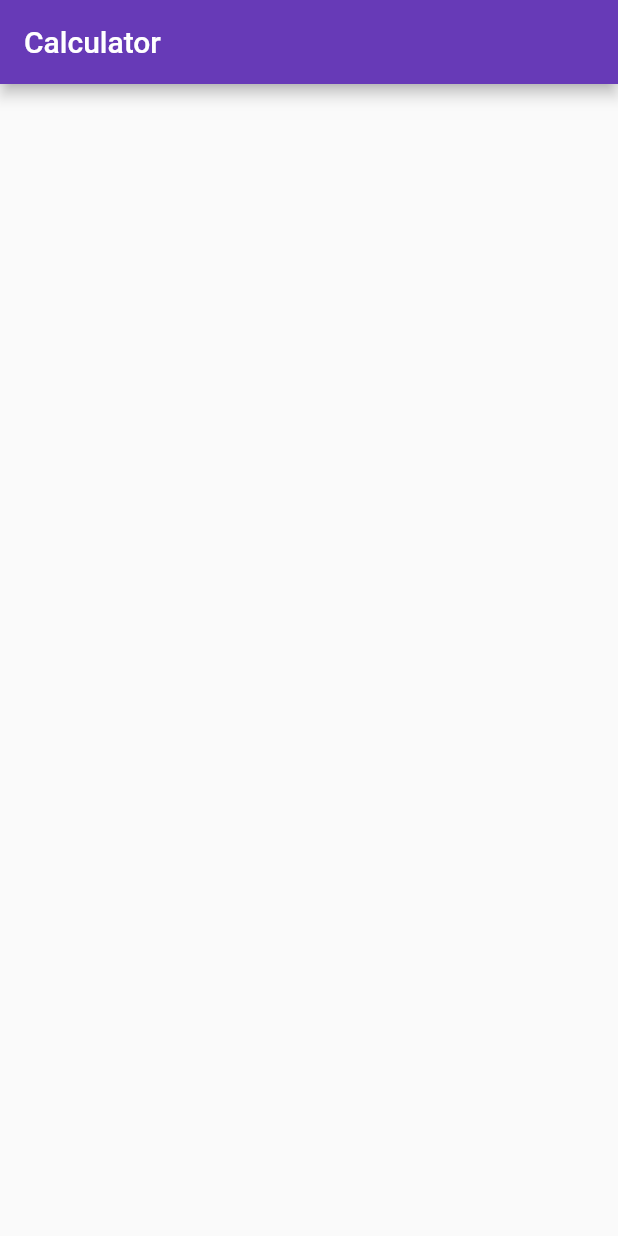
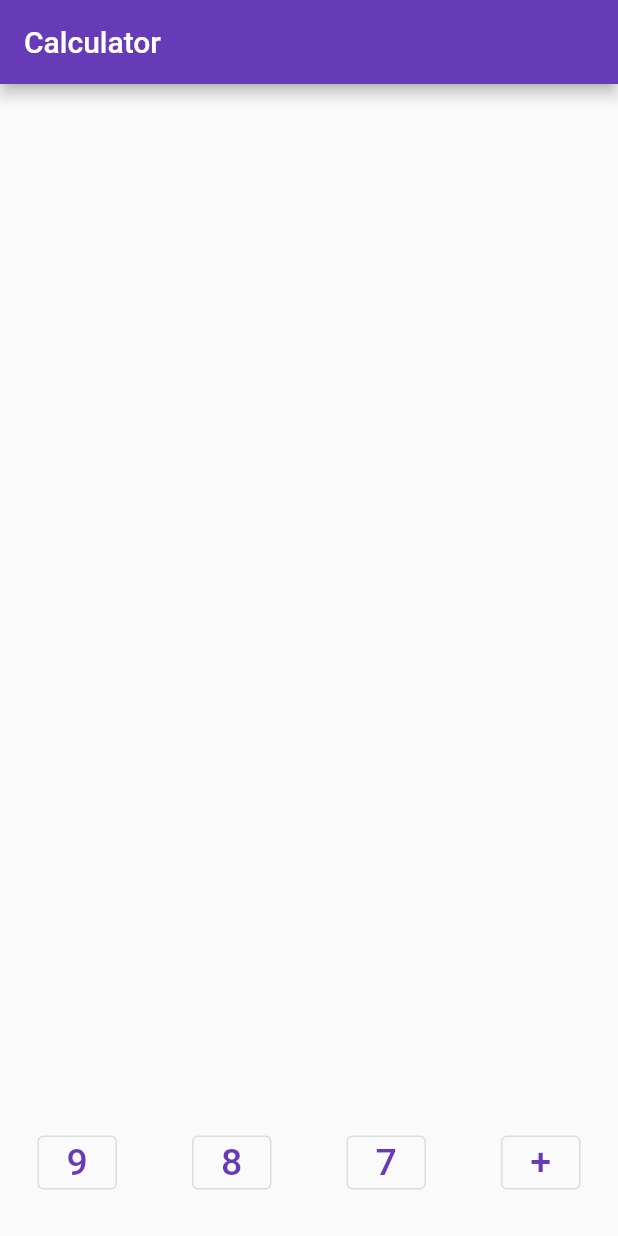
Before and after one commit to Girik-Nohani/Calculator, a Flutter app: the screen it shows after launch, on a phone screen of 412 x 824 dp. Run offline on Flutter 3.47's test engine with Material 2 defaults, Android fonts, the phone set to English and light mode, and no system bars.

Commit message:
Added First Row

```diff
--- a/lib/main.dart
+++ b/lib/main.dart
@@ -137,6 +137,14 @@ class _MyHomePageState extends State<MyHomePage> {
                 ),
               ),
             ),
+            Row(
+              children: <Widget>[
+                custombutton("9"),
+                custombutton("8"),
+                custombutton("7"),
+                custombutton("+"),
+              ],
+            ),
           ],
         ),
       ),
```
